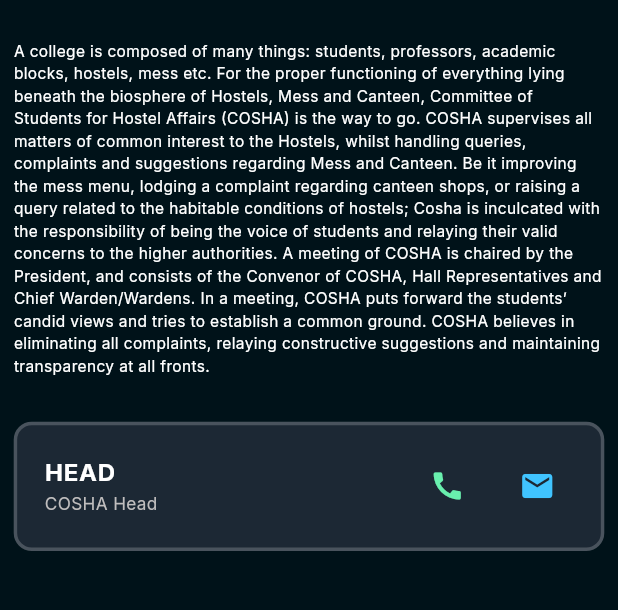
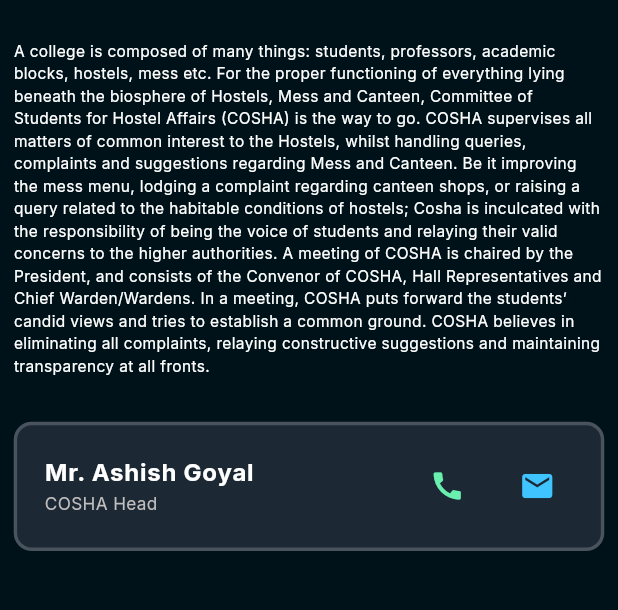
Before and after one commit to ZenithRizz/ccell, a Flutter app: the GymkhanaPage screen opened directly, after a tap on "COSHA Committee", on a phone screen of 412 x 824 dp, the part 273-883 px from its top. Run offline on Flutter 3.47's test engine with Material 3 defaults, Android fonts, the phone set to English and light mode, and no system bars; our stand-ins replace dio, firebase_auth, firebase_core, firebase_messaging, flutter_local_notifications, flutter_screenutil and 6 more; missing offline and left inert: pwa_install, syncfusion_flutter_pdfviewer; accounts and stored records are empty.

Commit message:
minor changes

```diff
--- a/lib/cosha.dart
+++ b/lib/cosha.dart
@@ -95,7 +95,7 @@ class COSHAScreen extends StatelessWidget {
                       vertical: 4.h,
                     ),
                     title: Text(
-                      "HEAD",
+                      "Mr. Ashish Goyal",
                       style: GoogleFonts.inter(
                         color: Colors.white,
                         fontSize: 14.sp,
@@ -113,7 +113,7 @@ class COSHAScreen extends StatelessWidget {
                       spacing: 12,
                       children: [
                         IconButton(
-                          onPressed: () => _launchPhone(""),
+                          onPressed: () => _launchPhone("6377079159"),
                           icon: Icon(Icons.call, color: Colors.greenAccent),
                         ),
                         IconButton(
--- a/lib/cultural.dart
+++ b/lib/cultural.dart
@@ -26,7 +26,7 @@ class CulturalCouncil extends StatelessWidget {
                       child: CircleAvatar(
                         radius: 60.r,
                         backgroundImage: AssetImage(
-                          "assets/images/tech_logo.jpg",
+                          "assets/images/cult_logo.jpeg",
                         ),
                         backgroundColor: Colors.transparent,
                       ),
--- a/lib/gymkhana.dart
+++ b/lib/gymkhana.dart
@@ -119,7 +119,7 @@ class GymkhanaPage extends StatelessWidget {
                 children: [
                   squareCard(
                     "Cultural Council",
-                    'assets/images/ccell_logo.png',
+                    'assets/images/cult_logo.jpeg',
                     context,
                     const CulturalCouncil(),
                   ),
@@ -342,10 +342,10 @@ class GymkhanaPage extends StatelessWidget {
                   ),
                   squareCard(
                     "E-Summit",
-                    'assets/images/esummit_logo.jpg',
+                    'assets/images/esummit/esummit_logo.jpg',
                     context,
                     const StudentEventScreen(
-                      imageUrl: "assets/images/esummit_logo.jpg",
+                      imageUrl: "assets/images/esummit/esummit_logo.jpg",
                       description:
                           "E-Summit is LNMIIT Jaipur’s flagship celebration of entrepreneurship, innovation, and enterprise, bringing together some of the brightest young minds from across India. Designed to empower the next generation of changemakers, the summit sparks powerful conversations between budding entrepreneurs, venture capitalists, founders, and industry veterans.\nMore than just a startup conclave, E-Summit is a launchpad where ideas evolve into ventures, and raw potential meets expert mentorship. At the heart of E-Summit lies a mission to nurture entrepreneurial talent within the student community and inspire participants to tackle real-world problems through innovation. With top institutes and emerging startups in attendance, the event offers unmatched networking opportunities, bridging the academic, corporate, and startup ecosystems./nWhether you're a founder in the making, a problem-solver with an idea, or someone curious about the startup world, E-Summit  promises a platform to learn, connect, and lead. ",
                       festHeads: [
--- a/pubspec.yaml
+++ b/pubspec.yaml
@@ -177,7 +177,7 @@ flutter:
       - assets/images/despo/despo_logo.jpeg
       - assets/images/viva/viva_logo.png
       - assets/images/ted_logo.jpg
-      - assets/images/esummit_logo.jpg
+      - assets/images/esummit/esummit_logo.jpg
       - assets/images/cosha_logo.jpg
       - assets/images/youtube_logo.png
       - assets/images/tech/cybros/cybros_logo.jpg
@@ -191,6 +191,8 @@ flutter:
       - assets/images/tech/astronomy/astro_logo.jpg
       - assets/images/tech/ecell/ecell_logo.jpg
       - assets/images/comingsoon.png
+      - assets/images/campus map.jpg
+      - assets/images/cult_logo.jpeg
 
   # An image asset can refer to one or more resolution-specific "variants", see
   # https://flutter.dev/to/resolution-aware-images
```
Also changed, not shown: lib/campusmap.dart (added, +32 -0 lines), lib/lnm_page.dart (+10 -13 lines), assets/images/campus map.jpg (added), assets/images/cult_logo.jpeg (added), assets/images/esummit/esummit_logo.jpg (renamed from assets/images/esummit_logo.jpg).
